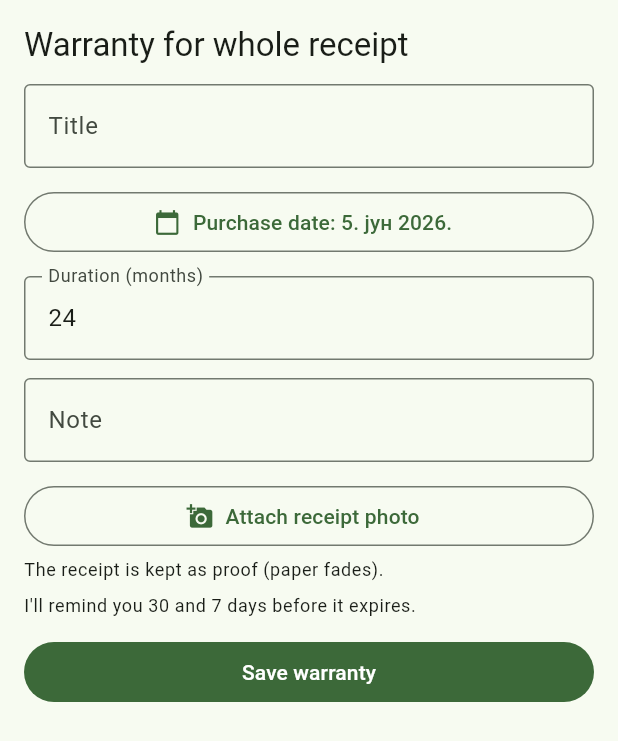
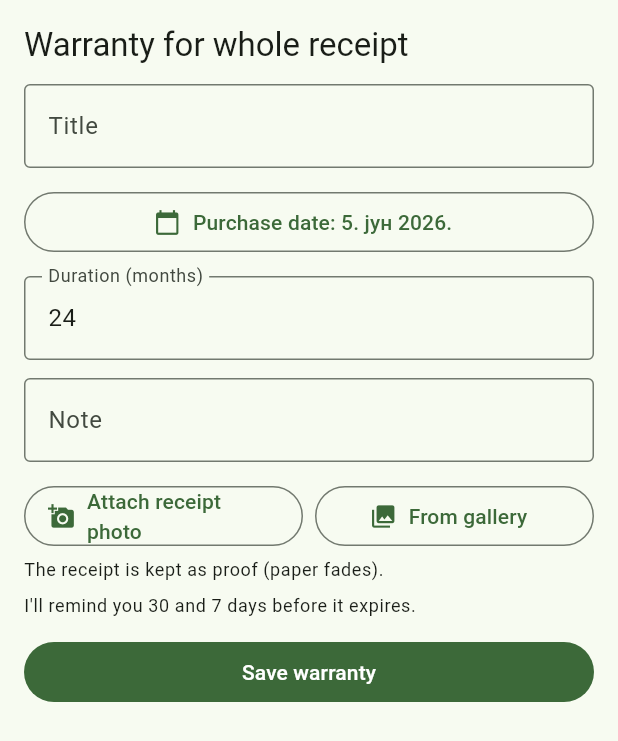
Before and after one commit to antiv/troskovnik, a Flutter app: the AddWarrantySheet widget shown alone on an empty page, opened directly with empty values, on a phone screen of 412 x 824 dp. Shown: the top 741 px of the screen. Run offline on Flutter 3.47's test engine with Material 3 defaults, Android fonts, the phone set to English and light mode, and no system bars; our stand-ins replace dio, drift, fl_chart, flutter_local_notifications, flutter_riverpod, flutter_secure_storage and 3 more; missing offline and left inert: mobile_scanner, sqlcipher_flutter_libs, sqlite3, workmanager; accounts and stored records are empty; generated files the repository leaves out were written again; statements that could not run were skipped.

Commit message:
feat: add QR gallery scanning and support image picking for warranty proofs while updating UI layout and localization

```diff
--- a/lib/core/l10n/arb/app_en.arb
+++ b/lib/core/l10n/arb/app_en.arb
@@ -8,6 +8,8 @@
   "scanTitle": "Scan receipt",
   "scanHint": "Point the camera at the fiscal receipt QR code",
   "scanManualEntry": "Manual entry",
+  "scanFromGallery": "From gallery",
+  "scanNoQrInImage": "No readable QR code in the image",
   "scanBatchMode": "Scan several in a row",
   "scanNotFiscal": "This is not a fiscal receipt",
   "scanPermissionDenied": "Camera access denied. Enable it in settings.",
@@ -71,6 +73,7 @@
   "warrantyDuration": "Duration (months)",
   "warrantyNoteLabel": "Note",
   "warrantyAttachProof": "Attach receipt photo",
+  "warrantyPickFromGallery": "From gallery",
   "warrantyProofAttached": "Photo attached",
   "warrantySave": "Save warranty",
   "warrantyDelete": "Delete warranty",
--- a/lib/core/l10n/arb/app_sr.arb
+++ b/lib/core/l10n/arb/app_sr.arb
@@ -9,6 +9,8 @@
   "scanTitle": "Skeniraj račun",
   "scanHint": "Usmeri kameru na QR kod fiskalnog računa",
   "scanManualEntry": "Ručni unos",
+  "scanFromGallery": "Iz galerije",
+  "scanNoQrInImage": "Na slici nema čitljivog QR koda",
   "scanBatchMode": "Skeniraj više zaredom",
   "scanNotFiscal": "Ovo nije fiskalni račun",
   "scanPermissionDenied": "Pristup kameri je odbijen. Omogući ga u podešavanjima.",
@@ -72,6 +74,7 @@
   "warrantyDuration": "Trajanje (meseci)",
   "warrantyNoteLabel": "Beleška",
   "warrantyAttachProof": "Priloži fotografiju računa",
+  "warrantyPickFromGallery": "Iz galerije",
   "warrantyProofAttached": "Fotografija priložena",
   "warrantySave": "Sačuvaj garanciju",
   "warrantyDelete": "Obriši garanciju",
--- a/lib/core/l10n/arb/app_sr_Cyrl.arb
+++ b/lib/core/l10n/arb/app_sr_Cyrl.arb
@@ -8,6 +8,8 @@
   "scanTitle": "Скенирај рачун",
   "scanHint": "Усмери камеру на QR код фискалног рачуна",
   "scanManualEntry": "Ручни унос",
+  "scanFromGallery": "Из галерије",
+  "scanNoQrInImage": "На слици нема читљивог QR кода",
   "scanBatchMode": "Скенирај више заредом",
   "scanNotFiscal": "Ово није фискални рачун",
   "scanPermissionDenied": "Приступ камери је одбијен. Омогући га у подешавањима.",
@@ -71,6 +73,7 @@
   "warrantyDuration": "Трајање (месеци)",
   "warrantyNoteLabel": "Белешка",
   "warrantyAttachProof": "Приложи фотографију рачуна",
+  "warrantyPickFromGallery": "Из галерије",
   "warrantyProofAttached": "Фотографија приложена",
   "warrantySave": "Сачувај гаранцију",
   "warrantyDelete": "Обриши гаранцију",
--- a/lib/core/l10n/gen/app_localizations.dart
+++ b/lib/core/l10n/gen/app_localizations.dart
@@ -134,6 +134,18 @@ abstract class AppLocalizations {
   /// In sr, this message translates to:
   /// **'Ručni unos'**
   String get scanManualEntry;
+
+  /// No description provided for @scanFromGallery.
+  ///
+  /// In sr, this message translates to:
+  /// **'Iz galerije'**
+  String get scanFromGallery;
+
+  /// No description provided for @scanNoQrInImage.
+  ///
+  /// In sr, this message translates to:
+  /// **'Na slici nema čitljivog QR koda'**
+  String get scanNoQrInImage;
 
   /// No description provided for @scanBatchMode.
   ///
@@ -453,6 +465,12 @@ abstract class AppLocalizations {
   /// **'Priloži fotografiju računa'**
   String get warrantyAttachProof;
 
+  /// No description provided for @warrantyPickFromGallery.
+  ///
+  /// In sr, this message translates to:
+  /// **'Iz galerije'**
+  String get warrantyPickFromGallery;
+
   /// No description provided for @warrantyProofAttached.
   ///
   /// In sr, this message translates to:
--- a/lib/core/l10n/gen/app_localizations_en.dart
+++ b/lib/core/l10n/gen/app_localizations_en.dart
@@ -25,6 +25,12 @@ class AppLocalizationsEn extends AppLocalizations {
 
   @override
   String get scanManualEntry => 'Manual entry';
+
+  @override
+  String get scanFromGallery => 'From gallery';
+
+  @override
+  String get scanNoQrInImage => 'No readable QR code in the image';
 
   @override
   String get scanBatchMode => 'Scan several in a row';
@@ -195,6 +201,9 @@ class AppLocalizationsEn extends AppLocalizations {
   String get warrantyAttachProof => 'Attach receipt photo';
 
   @override
+  String get warrantyPickFromGallery => 'From gallery';
+
+  @override
   String get warrantyProofAttached => 'Photo attached';
 
   @override
--- a/lib/features/analytics/presentation/analytics_screen.dart
+++ b/lib/features/analytics/presentation/analytics_screen.dart
@@ -52,7 +52,7 @@ class AnalyticsScreen extends ConsumerWidget {
                   ),
                   _Section(
                     title: l10n.analyticsTopItems,
-                    subtitle: l10n.analyticsItemsHint,
+                    // subtitle: l10n.analyticsItemsHint,
                     child: _TopItemsList(items: s.topItems),
                   ),
                 ],
--- a/lib/features/receipts/presentation/receipt_detail_screen.dart
+++ b/lib/features/receipts/presentation/receipt_detail_screen.dart
@@ -107,7 +107,10 @@ class _DetailBody extends ConsumerWidget {
     final pending = r.itemsStatus == ItemsStatus.pendingServer;
 
     return ListView(
-      padding: const EdgeInsets.all(16),
+      // Donji safe-area inset da poslednji red (poslovni račun) ne ostane
+      // ispod Android sistemske navigacije.
+      padding: EdgeInsets.fromLTRB(
+          16, 16, 16, 16 + MediaQuery.viewPaddingOf(context).bottom),
       children: [
         // Zaglavlje
         Text(detail.merchant.name,
--- a/lib/features/settings/settings_screen.dart
+++ b/lib/features/settings/settings_screen.dart
@@ -23,7 +23,8 @@ class SettingsScreen extends ConsumerWidget {
 
     return Scaffold(
       appBar: AppBar(title: Text(l10n.settingsTitle)),
-      body: RadioGroup<AppLanguage>(
+      body: SafeArea(
+        child: RadioGroup<AppLanguage>(
         groupValue: current,
         onChanged: (v) {
           if (v != null) {
@@ -44,6 +45,7 @@ class SettingsScreen extends ConsumerWidget {
               ),
           ],
         ),
+        ),
       ),
     );
   }
--- a/lib/features/warranties/presentation/add_warranty_sheet.dart
+++ b/lib/features/warranties/presentation/add_warranty_sheet.dart
@@ -97,9 +97,9 @@ class _AddWarrantySheetState extends ConsumerState<AddWarrantySheet> {
     super.dispose();
   }
 
-  Future<void> _pickProof() async {
+  Future<void> _pickProof({required ImageSource source}) async {
     final picker = ImagePicker();
-    final picked = await picker.pickImage(source: ImageSource.camera);
+    final picked = await picker.pickImage(source: source);
     if (picked == null) return;
     final dir = await getApplicationDocumentsDirectory();
     final proofs = Directory(p.join(dir.path, 'warranty_proofs'));
@@ -236,14 +236,30 @@ class _AddWarrantySheetState extends ConsumerState<AddWarrantySheet> {
                 ),
                 const SizedBox(height: 8),
               ],
-              OutlinedButton.icon(
+              Row(
+                children: [
+                  Expanded(
+                    child: OutlinedButton.icon(
                       icon: Icon(_proofPath != null
                           ? Icons.check_circle
                           : Icons.add_a_photo),
                       label: Text(_proofPath != null
                           ? l10n.warrantyProofAttached
                           : l10n.warrantyAttachProof),
-                onPressed: _pickProof,
+                      onPressed: () =>
+                          _pickProof(source: ImageSource.camera),
+                    ),
+                  ),
+                  const SizedBox(width: 8),
+                  Expanded(
+                    child: OutlinedButton.icon(
+                      icon: const Icon(Icons.photo_library),
+                      label: Text(l10n.warrantyPickFromGallery),
+                      onPressed: () =>
+                          _pickProof(source: ImageSource.gallery),
+                    ),
+                  ),
+                ],
               ),
               Padding(
                 padding: const EdgeInsets.only(top: 4),
--- a/pubspec.yaml
+++ b/pubspec.yaml
@@ -16,7 +16,7 @@ publish_to: 'none' # Remove this line if you wish to publish to pub.dev
 # https://developer.apple.com/library/archive/documentation/General/Reference/InfoPlistKeyReference/Articles/CoreFoundationKeys.html
 # In Windows, build-name is used as the major, minor, and patch parts
 # of the product and file versions while build-number is used as the build suffix.
-version: 1.0.3+4
+version: 1.0.4+5
 
 environment:
   sdk: ^3.12.1
```
Also changed, not shown: lib/core/l10n/gen/app_localizations_sr.dart (+18 -0 lines), lib/features/scan/presentation/scanner_screen.dart (+47 -0 lines). Lines whose indentation alone changed are shown as unchanged.
